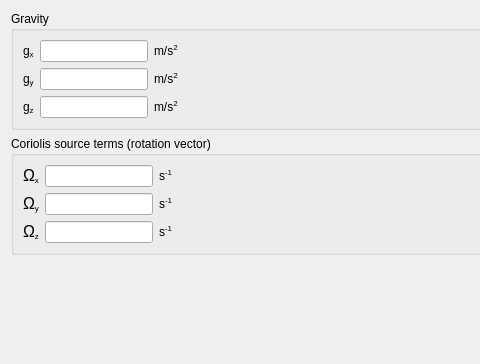
This is gui/Pages/BodyForcesForm.ui in code-saturne/code_saturne as Qt 5 draws it before an edit; both pictures show x 0 to 480 and y 0 to 364 of the 635 by 506 pixel window. The edited form follows.
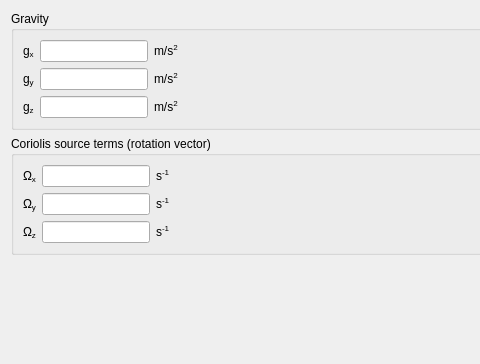
This is the edited form.

Commit message: Fix aspect of some symbols under PyQt5.

What changed in the file:
```diff
--- a/gui/Pages/BodyForcesForm.ui
+++ b/gui/Pages/BodyForcesForm.ui
@@ -274,7 +274,7 @@
          <string>&lt;html&gt;&lt;head/&gt;&lt;body&gt;&lt;p&gt;&lt;span style=&quot; font-size:9pt;&quot;&gt;Define the &lt;/span&gt;&lt;span style=&quot; font-size:9pt; font-weight:600;&quot;&gt;Z&lt;/span&gt;&lt;span style=&quot; font-size:9pt;&quot;&gt; component of the rotation vector Omega.&lt;/span&gt;&lt;/p&gt;&lt;p&gt;&lt;span style=&quot; font-size:9pt;&quot;&gt;(Code_Saturne key word: &lt;/span&gt;&lt;span style=&quot; font-size:9pt; font-weight:600;&quot;&gt;OMEGAZ&lt;/span&gt;&lt;span style=&quot; font-size:9pt;&quot;&gt;)&lt;/span&gt;&lt;/p&gt;&lt;/body&gt;&lt;/html&gt;</string>
         </property>
         <property name="text">
-         <string>&lt;span style=&quot; font-family:'Symbol'; font-size:12pt;&quot;&gt;&amp;Omega;&lt;/span&gt;&lt;span style=&quot; font-family:'Sans Serif'; font-size:9pt; vertical-align:sub;&quot;&gt;z&lt;/span&gt;&lt;/p&gt;&lt;/body&gt;&lt;/html&gt;</string>
+         <string>Ω&lt;sub&gt;z&lt;/sub&gt;</string>
         </property>
        </widget>
       </item>
@@ -312,7 +312,7 @@
          <string>&lt;html&gt;&lt;head/&gt;&lt;body&gt;&lt;p&gt;&lt;span style=&quot; font-size:9pt;&quot;&gt;Define the &lt;/span&gt;&lt;span style=&quot; font-size:9pt; font-weight:600;&quot;&gt;X&lt;/span&gt;&lt;span style=&quot; font-size:9pt;&quot;&gt; component of the rotation vector Omega.&lt;/span&gt;&lt;/p&gt;&lt;p&gt;&lt;span style=&quot; font-size:9pt;&quot;&gt;(Code_Saturne key word: &lt;/span&gt;&lt;span style=&quot; font-size:9pt; font-weight:600;&quot;&gt;OMEGAX&lt;/span&gt;&lt;span style=&quot; font-size:9pt;&quot;&gt;)&lt;/span&gt;&lt;/p&gt;&lt;/body&gt;&lt;/html&gt;</string>
         </property>
         <property name="text">
-         <string>&lt;span style=&quot; font-family:'Symbol'; font-size:12pt;&quot;&gt;&amp;Omega;&lt;/span&gt;&lt;span style=&quot; font-family:'Sans Serif'; font-size:9pt; vertical-align:sub;&quot;&gt;x&lt;/span&gt;&lt;/p&gt;&lt;/body&gt;&lt;/html&gt;</string>
+         <string>Ω&lt;sub&gt;x&lt;/sub&gt;</string>
         </property>
        </widget>
       </item>
@@ -329,7 +329,7 @@
          <string>&lt;html&gt;&lt;head/&gt;&lt;body&gt;&lt;p&gt;&lt;span style=&quot; font-size:9pt;&quot;&gt;Define the &lt;/span&gt;&lt;span style=&quot; font-size:9pt; font-weight:600;&quot;&gt;Y&lt;/span&gt;&lt;span style=&quot; font-size:9pt;&quot;&gt; component of the rotation vector Omega.&lt;/span&gt;&lt;/p&gt;&lt;p&gt;&lt;span style=&quot; font-size:9pt;&quot;&gt;(Code_Saturne key word: &lt;/span&gt;&lt;span style=&quot; font-size:9pt; font-weight:600;&quot;&gt;OMEGAY&lt;/span&gt;&lt;span style=&quot; font-size:9pt;&quot;&gt;)&lt;/span&gt;&lt;/p&gt;&lt;/body&gt;&lt;/html&gt;</string>
         </property>
         <property name="text">
-         <string>&lt;span style=&quot; font-family:'Symbol'; font-size:12pt;&quot;&gt;&amp;Omega;&lt;/span&gt;&lt;span style=&quot; font-family:'Sans Serif'; font-size:9pt; vertical-align:sub;&quot;&gt;y&lt;/span&gt;&lt;/p&gt;&lt;/body&gt;&lt;/html&gt;</string>
+         <string>Ω&lt;sub&gt;y&lt;/sub&gt;</string>
         </property>
        </widget>
       </item>
```
The commit also changes 1 other file.
